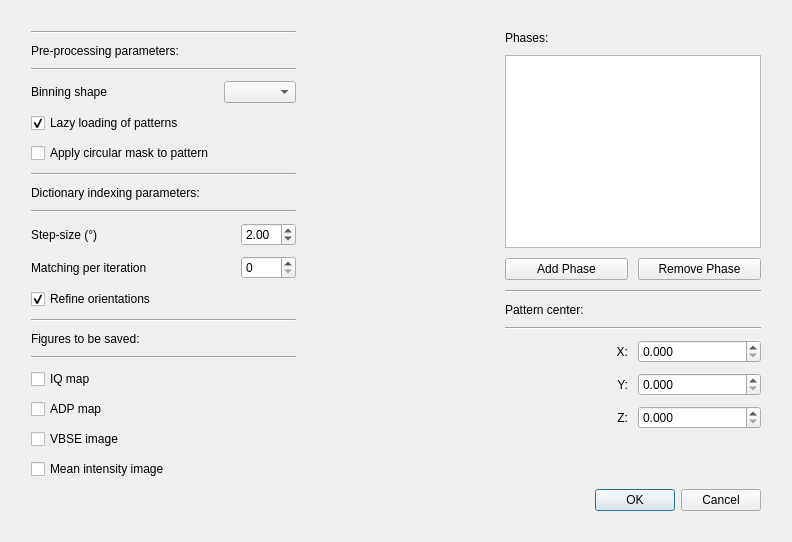
EBSP-Indexer/EBSP-Indexer, file ui/di_setup.ui: the form before one commit.
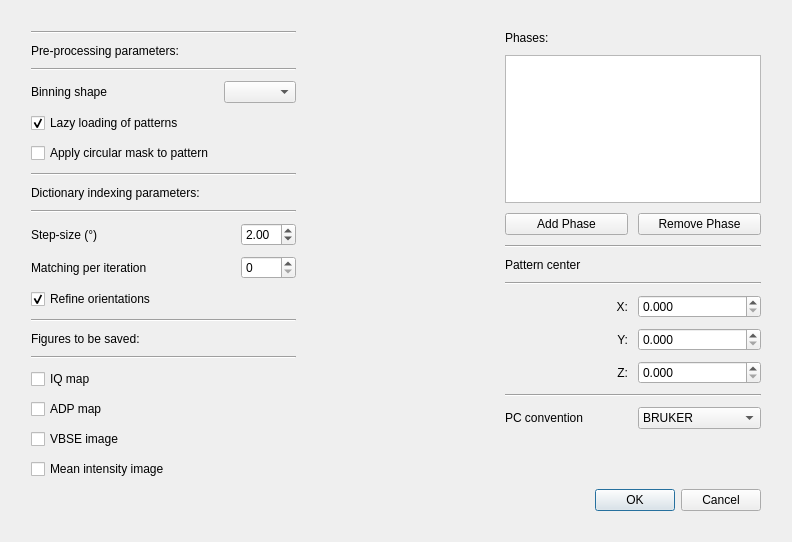
The form after the commit.

Commit message: added possibilty to change PC convention in DI

Diff of the .ui file:
```diff
--- a/ui/di_setup.ui
+++ b/ui/di_setup.ui
@@ -107,7 +107,7 @@
         <item>
          <widget class="QLabel" name="label_5">
           <property name="text">
-           <string>Pattern center:</string>
+           <string>Pattern center</string>
           </property>
          </widget>
         </item>
@@ -194,6 +194,38 @@
           </item>
          </layout>
         </item>
+        <item>
+         <widget class="Line" name="line_9">
+          <property name="orientation">
+           <enum>Qt::Horizontal</enum>
+          </property>
+         </widget>
+        </item>
+        <item>
+         <layout class="QHBoxLayout" name="horizontalLayout_3">
+          <item>
+           <widget class="QLabel" name="label_12">
+            <property name="text">
+             <string>PC convention</string>
+            </property>
+           </widget>
+          </item>
+          <item>
+           <widget class="QComboBox" name="comboBoxConvention">
+            <item>
+             <property name="text">
+              <string>BRUKER</string>
+             </property>
+            </item>
+            <item>
+             <property name="text">
+              <string>TSL</string>
+             </property>
+            </item>
+           </widget>
+          </item>
+         </layout>
+        </item>
         <item>
          <spacer name="verticalSpacer">
           <property name="orientation">
```
Left out of the diff: 113 changed lines with no effect on the pictures. The commit also changes 3 other files.
